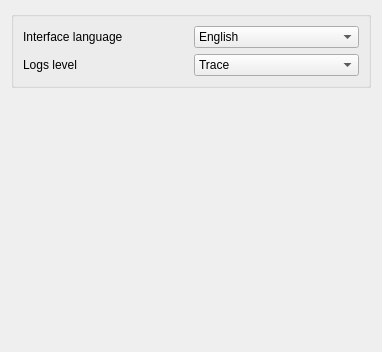
First picture: the form in src/system_settings_form.ui, repository denprog/yutovo-desktop, before the edit.
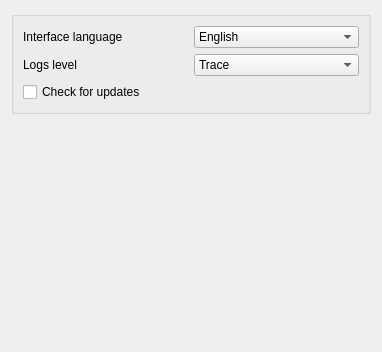
Second picture: the form after the edit.

The edit to the form file:
```diff
--- a/src/system_settings_form.ui
+++ b/src/system_settings_form.ui
@@ -103,6 +103,13 @@
           </item>
          </layout>
         </item>
+        <item>
+         <widget class="QCheckBox" name="check_updates">
+          <property name="text">
+           <string>Check for updates</string>
+          </property>
+         </widget>
+        </item>
        </layout>
       </widget>
      </item>
```
